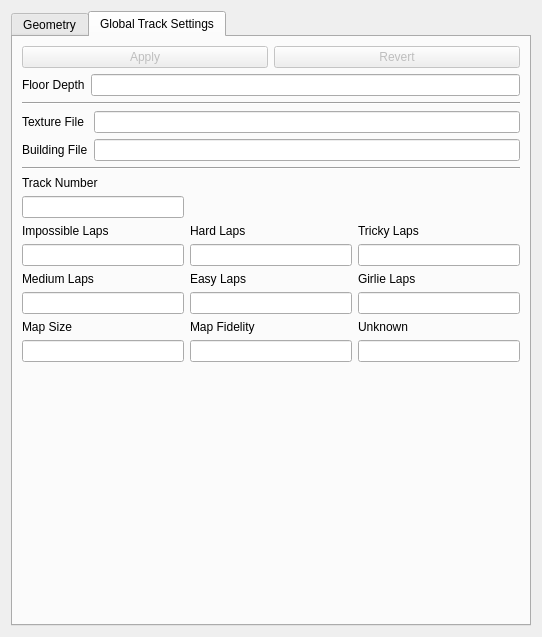
First picture: the form in TrackEditor/EditDataWidget.ui, repository Zizin13/Roller, before the edit.
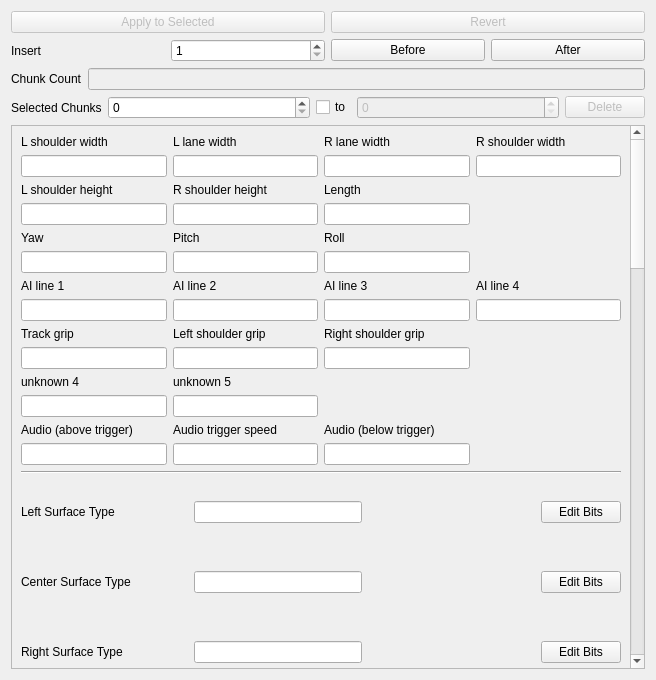
Second picture: the form after the edit. The open tabs and pages were chosen to show the change.

Commit message: Global track settings now a separate dockable widget

```diff
--- a/TrackEditor/EditDataWidget.ui
+++ b/TrackEditor/EditDataWidget.ui
@@ -6,30 +6,14 @@
    <rect>
     <x>0</x>
     <y>0</y>
-    <width>510</width>
-    <height>637</height>
+    <width>656</width>
+    <height>680</height>
    </rect>
   </property>
   <property name="windowTitle">
    <string>Form</string>
   </property>
-  <layout class="QHBoxLayout" name="horizontalLayout_11">
-   <item>
-    <widget class="QTabWidget" name="twEditor">
-     <property name="sizePolicy">
-      <sizepolicy hsizetype="Minimum" vsizetype="Expanding">
-       <horstretch>0</horstretch>
-       <verstretch>0</verstretch>
-      </sizepolicy>
-     </property>
-     <property name="currentIndex">
-      <number>0</number>
-     </property>
-     <widget class="QWidget" name="tabGeometry">
-      <attribute name="title">
-       <string>Geometry</string>
-      </attribute>
-      <layout class="QVBoxLayout" name="verticalLayout_9">
+  <layout class="QVBoxLayout" name="verticalLayout">
        <item>
         <layout class="QHBoxLayout" name="horizontalLayout_2">
          <item>
@@ -183,7 +167,7 @@
            <rect>
             <x>0</x>
             <y>0</y>
-            <width>466</width>
+        <width>619</width>
             <height>2141</height>
            </rect>
           </property>
@@ -1933,224 +1917,6 @@
               </widget>
              </item>
             </layout>
-           </item>
-          </layout>
-         </widget>
-        </widget>
-       </item>
-      </layout>
-     </widget>
-     <widget class="QWidget" name="tabInfo">
-      <attribute name="title">
-       <string>Global Track Settings</string>
-      </attribute>
-      <layout class="QVBoxLayout" name="verticalLayout_7">
-       <item>
-        <layout class="QHBoxLayout" name="horizontalLayout_14">
-         <item>
-          <widget class="QPushButton" name="pbApplyInfo">
-           <property name="enabled">
-            <bool>false</bool>
-           </property>
-           <property name="text">
-            <string>Apply</string>
-           </property>
-          </widget>
-         </item>
-         <item>
-          <widget class="QPushButton" name="pbRevertInfo">
-           <property name="enabled">
-            <bool>false</bool>
-           </property>
-           <property name="text">
-            <string>Revert</string>
-           </property>
-          </widget>
-         </item>
-        </layout>
-       </item>
-       <item>
-        <layout class="QHBoxLayout" name="horizontalLayout_21">
-         <item>
-          <widget class="QLabel" name="label_2">
-           <property name="text">
-            <string>Floor Depth</string>
-           </property>
-          </widget>
-         </item>
-         <item>
-          <widget class="QLineEdit" name="leFloorDepth"/>
-         </item>
-        </layout>
-       </item>
-       <item>
-        <widget class="Line" name="line_6">
-         <property name="orientation">
-          <enum>Qt::Horizontal</enum>
-         </property>
-        </widget>
-       </item>
-       <item>
-        <layout class="QGridLayout" name="gridLayout_7">
-         <item row="0" column="0">
-          <widget class="QLabel" name="lblTex">
-           <property name="text">
-            <string>Texture File</string>
-           </property>
-          </widget>
-         </item>
-         <item row="1" column="0">
-          <widget class="QLabel" name="lblBld">
-           <property name="text">
-            <string>Building File</string>
-           </property>
-          </widget>
-         </item>
-         <item row="0" column="2">
-          <widget class="QLineEdit" name="leTex"/>
-         </item>
-         <item row="1" column="2">
-          <widget class="QLineEdit" name="leBld"/>
-         </item>
-        </layout>
-       </item>
-       <item>
-        <widget class="Line" name="line_7">
-         <property name="orientation">
-          <enum>Qt::Horizontal</enum>
-         </property>
-        </widget>
-       </item>
-       <item>
-        <layout class="QGridLayout" name="gridLayout_5">
-         <item row="5" column="2">
-          <widget class="QLineEdit" name="leGirlieLaps"/>
-         </item>
-         <item row="4" column="1">
-          <widget class="QLabel" name="lblEasyLaps">
-           <property name="text">
-            <string>Easy Laps</string>
-           </property>
-          </widget>
-         </item>
-         <item row="2" column="2">
-          <widget class="QLabel" name="lblTrickyLaps">
-           <property name="text">
-            <string>Tricky Laps</string>
-           </property>
-          </widget>
-         </item>
-         <item row="7" column="1">
-          <widget class="QLineEdit" name="leMapFidelity">
-           <property name="toolTip">
-            <string>smaller is more accurate</string>
-           </property>
-          </widget>
-         </item>
-         <item row="0" column="0">
-          <widget class="QLabel" name="lblTrackNum">
-           <property name="text">
-            <string>Track Number</string>
-           </property>
-          </widget>
-         </item>
-         <item row="6" column="1">
-          <widget class="QLabel" name="lblMapFidelity">
-           <property name="toolTip">
-            <string>smaller is more accurate</string>
-           </property>
-           <property name="text">
-            <string>Map Fidelity</string>
-           </property>
-          </widget>
-         </item>
-         <item row="3" column="0">
-          <widget class="QLineEdit" name="leImpossibleLaps"/>
-         </item>
-         <item row="6" column="0">
-          <widget class="QLabel" name="lblMapSize">
-           <property name="toolTip">
-            <string>smaller is larger</string>
-           </property>
-           <property name="text">
-            <string>Map Size</string>
-           </property>
-          </widget>
-         </item>
-         <item row="7" column="0">
-          <widget class="QLineEdit" name="leMapSize">
-           <property name="toolTip">
-            <string>smaller is larger</string>
-           </property>
-          </widget>
-         </item>
-         <item row="5" column="0">
-          <widget class="QLineEdit" name="leMediumLaps"/>
-         </item>
-         <item row="1" column="0">
-          <widget class="QLineEdit" name="leTrackNum"/>
-         </item>
-         <item row="2" column="0">
-          <widget class="QLabel" name="lblImpossibleLaps">
-           <property name="text">
-            <string>Impossible Laps</string>
-           </property>
-          </widget>
-         </item>
-         <item row="4" column="2">
-          <widget class="QLabel" name="lblGirlieLaps">
-           <property name="text">
-            <string>Girlie Laps</string>
-           </property>
-          </widget>
-         </item>
-         <item row="4" column="0">
-          <widget class="QLabel" name="lblMediumLaps">
-           <property name="text">
-            <string>Medium Laps</string>
-           </property>
-          </widget>
-         </item>
-         <item row="2" column="1">
-          <widget class="QLabel" name="lblHardLaps">
-           <property name="text">
-            <string>Hard Laps</string>
-           </property>
-          </widget>
-         </item>
-         <item row="5" column="1">
-          <widget class="QLineEdit" name="leEasyLaps"/>
-         </item>
-         <item row="7" column="2">
-          <widget class="QLineEdit" name="leInfoUnknown"/>
-         </item>
-         <item row="6" column="2">
-          <widget class="QLabel" name="lblInfoUnknown">
-           <property name="text">
-            <string>Unknown</string>
-           </property>
-          </widget>
-         </item>
-         <item row="3" column="2">
-          <widget class="QLineEdit" name="leTrickyLaps"/>
-         </item>
-         <item row="3" column="1">
-          <widget class="QLineEdit" name="leHardLaps"/>
-         </item>
-        </layout>
-       </item>
-       <item>
-        <spacer name="verticalSpacer_4">
-         <property name="orientation">
-          <enum>Qt::Vertical</enum>
-         </property>
-         <property name="sizeHint" stdset="0">
-          <size>
-           <width>20</width>
-           <height>316</height>
-          </size>
-         </property>
-        </spacer>
        </item>
       </layout>
      </widget>
```
Lines whose indentation alone changed are shown as unchanged. The commit also changes 10 other files.
